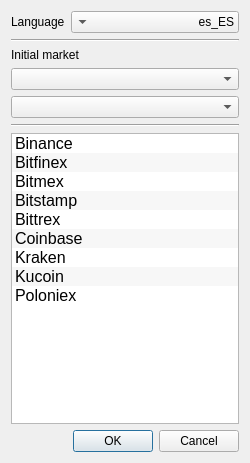
katmai1/qtradingview, file ui/dialog_config.ui: the form before one commit.
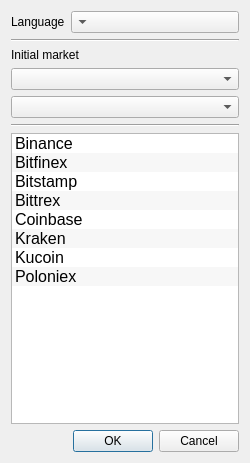
The form after the commit. Icons and pictures are not drawn.

Diff of the .ui file:
```diff
--- a/ui/dialog_config.ui
+++ b/ui/dialog_config.ui
@@ -74,16 +74,6 @@
        <property name="locale">
         <locale language="English" country="UnitedStates"/>
        </property>
-       <item>
-        <property name="text">
-         <string>es_ES</string>
-        </property>
-       </item>
-       <item>
-        <property name="text">
-         <string>en_EN</string>
-        </property>
-       </item>
       </widget>
      </item>
     </layout>
@@ -212,11 +202,6 @@
         <normaloff>:/exchanges/bitfinex</normaloff>:/exchanges/bitfinex</iconset>
       </property>
      </item>
-     <item>
-      <property name="text">
-       <string>Bitmex</string>
-      </property>
-     </item>
      <item>
       <property name="text">
        <string>Bitstamp</string>
```
Left out of the diff: 4 changed lines with no effect on the pictures.
